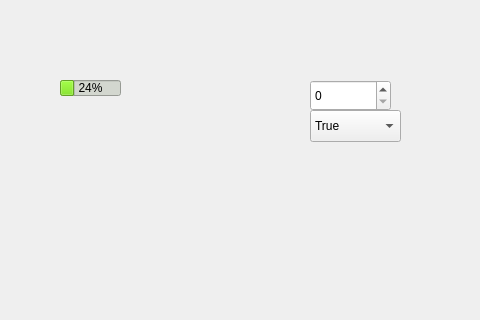
First picture: the form in mainwindow.ui, repository jasonv94/COMP3004-Project, before the edit; both pictures show x 520 to 1000 and y 0 to 320 of the 1000 by 500 pixel window.
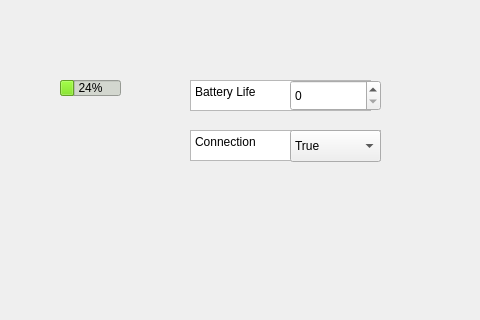
Second picture: the form after the edit. Icons and pictures are not drawn.

```diff
--- a/mainwindow.ui
+++ b/mainwindow.ui
@@ -977,9 +977,9 @@
    <widget class="QSpinBox" name="batteryBox">
     <property name="geometry">
      <rect>
-      <x>830</x>
+      <x>810</x>
       <y>80</y>
-      <width>81</width>
+      <width>91</width>
       <height>31</height>
      </rect>
     </property>
@@ -990,8 +990,8 @@
    <widget class="QComboBox" name="connectionBox">
     <property name="geometry">
      <rect>
-      <x>830</x>
-      <y>110</y>
+      <x>810</x>
+      <y>130</y>
       <width>91</width>
       <height>32</height>
      </rect>
@@ -1097,6 +1097,41 @@
      <string>TextLabel</string>
     </property>
    </widget>
+   <widget class="QTextBrowser" name="textBrowser">
+    <property name="geometry">
+     <rect>
+      <x>710</x>
+      <y>80</y>
+      <width>181</width>
+      <height>31</height>
+     </rect>
+    </property>
+    <property name="html">
+     <string>&lt;!DOCTYPE HTML PUBLIC &quot;-//W3C//DTD HTML 4.0//EN&quot; &quot;http://www.w3.org/TR/REC-html40/strict.dtd&quot;&gt;
+&lt;html&gt;&lt;head&gt;&lt;meta name=&quot;qrichtext&quot; content=&quot;1&quot; /&gt;&lt;style type=&quot;text/css&quot;&gt;
+p, li { white-space: pre-wrap; }
+&lt;/style&gt;&lt;/head&gt;&lt;body style=&quot; font-family:'Noto Sans'; font-size:9pt; font-weight:400; font-style:normal;&quot;&gt;
+&lt;p style=&quot; margin-top:0px; margin-bottom:0px; margin-left:0px; margin-right:0px; -qt-block-indent:0; text-indent:0px;&quot;&gt;Battery Life&lt;/p&gt;&lt;/body&gt;&lt;/html&gt;</string>
+    </property>
+   </widget>
+   <widget class="QTextBrowser" name="textBrowser_2">
+    <property name="geometry">
+     <rect>
+      <x>710</x>
+      <y>130</y>
+      <width>191</width>
+      <height>31</height>
+     </rect>
+    </property>
+    <property name="html">
+     <string>&lt;!DOCTYPE HTML PUBLIC &quot;-//W3C//DTD HTML 4.0//EN&quot; &quot;http://www.w3.org/TR/REC-html40/strict.dtd&quot;&gt;
+&lt;html&gt;&lt;head&gt;&lt;meta name=&quot;qrichtext&quot; content=&quot;1&quot; /&gt;&lt;style type=&quot;text/css&quot;&gt;
+p, li { white-space: pre-wrap; }
+&lt;/style&gt;&lt;/head&gt;&lt;body style=&quot; font-family:'Noto Sans'; font-size:9pt; font-weight:400; font-style:normal;&quot;&gt;
+&lt;p style=&quot; margin-top:0px; margin-bottom:0px; margin-left:0px; margin-right:0px; -qt-block-indent:0; text-indent:0px;&quot;&gt;Connection&lt;/p&gt;
+&lt;p style=&quot;-qt-paragraph-type:empty; margin-top:0px; margin-bottom:0px; margin-left:0px; margin-right:0px; -qt-block-indent:0; text-indent:0px;&quot;&gt;&lt;br /&gt;&lt;/p&gt;&lt;/body&gt;&lt;/html&gt;</string>
+    </property>
+   </widget>
    <zorder>rmb</zorder>
    <zorder>menuWidget</zorder>
    <zorder>upButton</zorder>
```
Left out of the diff: 8 changed lines with no effect on the pictures.
